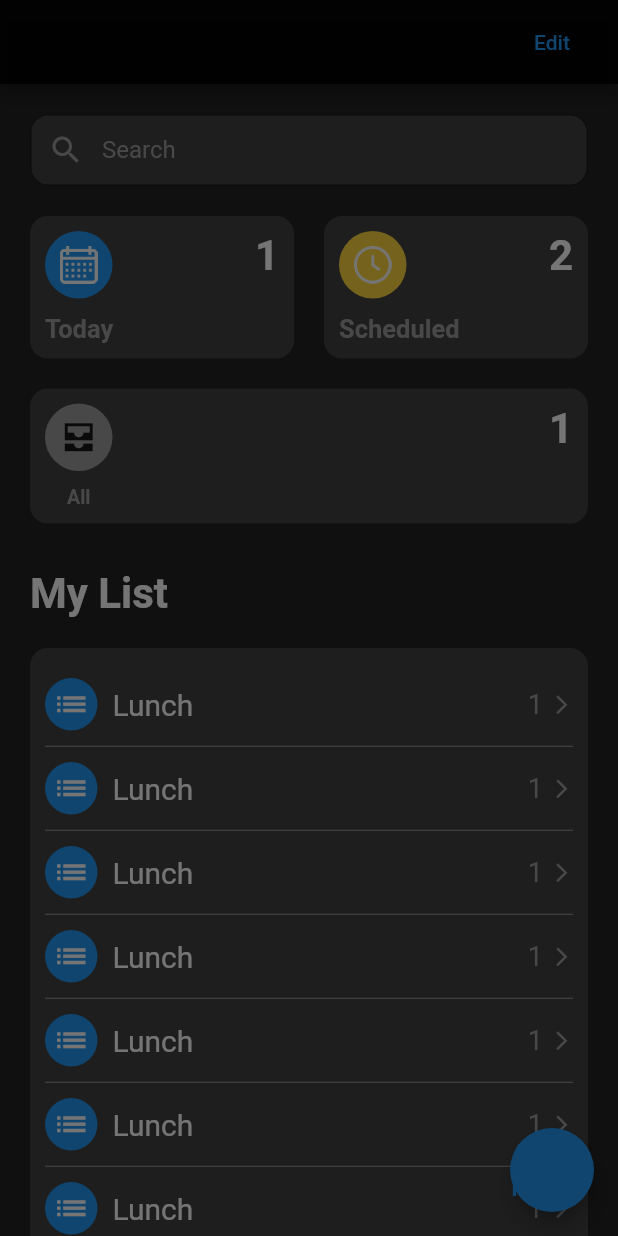
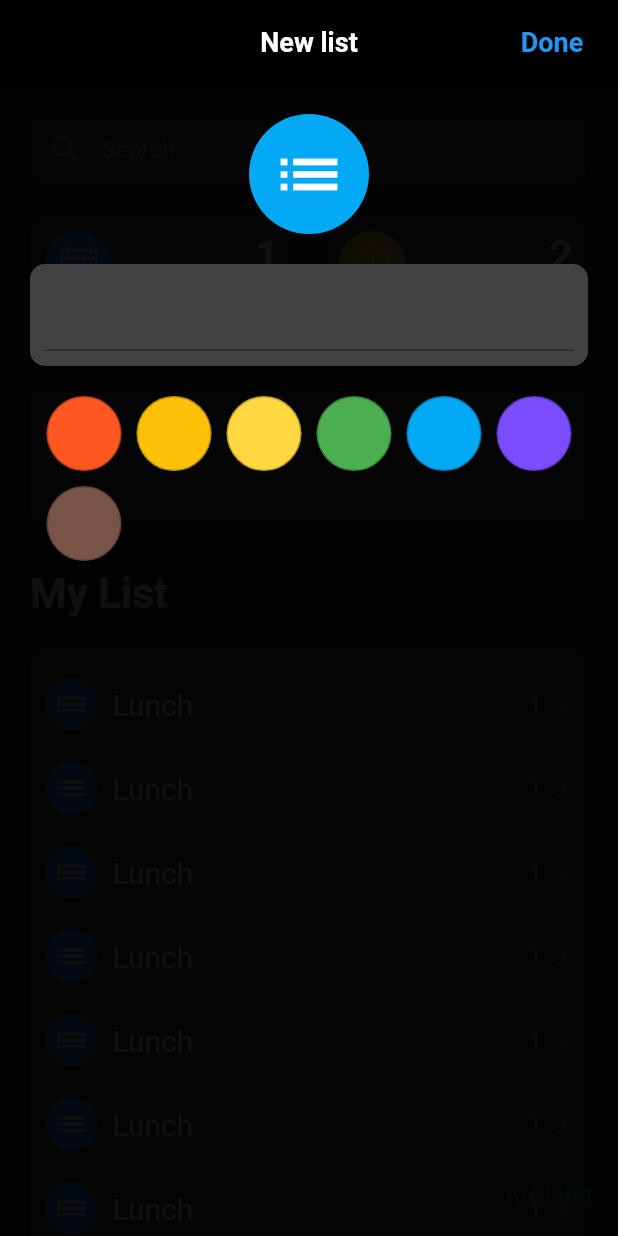
Before and after one commit to ledinhchinh1998/remender_app, a Flutter app: the screen it shows after launch, after a tap on "Add list", on a phone screen of 412 x 824 dp. Run offline on Flutter 3.47's test engine with Material 2 defaults, Android fonts, the phone set to English and light mode, and no system bars; our stand-ins replace circular_check_box, get, google_fonts, sqflite; missing offline and left inert: dart:ffi; accounts and stored records are empty.

Commit message:
screen create list

```diff
--- a/lib/home/compunent/create_list.dart
+++ b/lib/home/compunent/create_list.dart
@@ -1,4 +1,5 @@
 import 'package:flutter/material.dart';
+import 'package:remender_new/home/model/list_model.dart';
 
 class CreateListScreen extends StatefulWidget {
   @override
@@ -6,8 +7,120 @@ class CreateListScreen extends StatefulWidget {
 }
 
 class _CreateListScreenState extends State<CreateListScreen> {
+  Color colorBg = Colors.lightBlue;
+  List<Color> listColor = [
+    Colors.deepOrange,
+    Colors.amber,
+    Colors.amberAccent,
+    Colors.green,
+    Colors.lightBlue,
+    Colors.deepPurpleAccent,
+    Colors.brown
+  ];
+
+  String title = "";
+
+  Color borderColor = Colors.black26;
+
+  void doneAction() {
+    ListModel listModel = ListModel(title: title, color: colorBg.toString(), count: 0);
+  }
+
   @override
   Widget build(BuildContext context) {
-    return Container();
+    return Scaffold(
+      backgroundColor: Colors.black87,
+      appBar: AppBar(
+        backgroundColor: Colors.black87,
+        automaticallyImplyLeading: false,
+        title: Text(
+          "New list",style: TextStyle(
+          color: Colors.white,
+          fontWeight: FontWeight.bold,
+          fontSize: 18
+        ),
+        ),
+        centerTitle: true,
+        actions: [
+          FlatButton(
+            onPressed: () {},
+            child: Text(
+              "Done",
+              style: TextStyle(
+                color: Colors.blue,
+                fontSize: 18,
+                fontWeight: FontWeight.bold
+              ),
+            ),
+          )
+        ],
+      ),
+      body: Container(
+        padding: EdgeInsets.all(20),
+        width: double.infinity,
+        child: SingleChildScrollView(
+          child: Column(
+            crossAxisAlignment: CrossAxisAlignment.center,
+            children: [
+              Container(
+                decoration: BoxDecoration(
+                  color: colorBg,
+                  borderRadius: BorderRadius.circular(60)
+                ),
+                padding: EdgeInsets.all(15),
+                child: Icon(
+                  Icons.list,
+                  size: 50,
+                  color: Colors.white,
+                ),
+              ),
+              SizedBox(height: 20),
+              Container(
+                padding: EdgeInsets.all(10),
+                decoration: BoxDecoration(
+                  color: Colors.grey[800],
+                  borderRadius: BorderRadius.circular(10)
+                ),
+                child: TextField(
+                  onChanged: (value) {
+                    title = value;
+                  },
+                  style: TextStyle(
+                    color: Colors.white,
+                    fontWeight: FontWeight.bold,
+                    fontSize: 20
+                  ),
+                  decoration: InputDecoration(
+                  )
+                ),
+              ),
+              SizedBox(height: 20),
+              Wrap(
+                spacing: 10,
+                runSpacing: 10,
+                children: listColor.map((item) => GestureDetector(
+                  onTap: () {
+                    print(item.toString());
+                    colorBg = item;
+                    setState(() {
+
+                    });
+                  },
+                  child: Container(
+                    width: 50,
+                    height: 50,
+                    decoration: BoxDecoration(
+                        color: item,
+                        border: Border.all(color: borderColor),
+                        borderRadius: BorderRadius.circular(25)
+                    ),
+                  ),
+                )).toList().cast<Widget>(),
+              ),
+            ],
+          ),
+        ),
+      ),
+    );
   }
 }
--- a/lib/home/home_screen.dart
+++ b/lib/home/home_screen.dart
@@ -8,17 +8,11 @@ import 'compunent/home_section_calendar.dart';
 import 'compunent/home_section_my_list_calendar.dart';
 import 'home_controller.dart';
 
-final TextStyle styleTitleHome = TextStyle(
-    color: Colors.grey,
-    fontSize: 13,
-    fontWeight: FontWeight.bold
-);
+final TextStyle styleTitleHome =
+    TextStyle(color: Colors.grey, fontSize: 13, fontWeight: FontWeight.bold);
 
-final TextStyle styleCountScheduler = TextStyle(
-  color: Colors.white,
-  fontSize: 28,
-  fontWeight: FontWeight.bold
-);
+final TextStyle styleCountScheduler =
+    TextStyle(color: Colors.white, fontSize: 28, fontWeight: FontWeight.bold);
 
 final BoxDecoration decorationContainer = BoxDecoration(
   color: Colors.grey[800],
@@ -45,14 +39,19 @@ class _HomeScreenState extends State<HomeScreen> {
                     onTap: () {
                       controller.pushToCreateSchedule();
                     },
-                  child: SectionCalender(imgPath: "assets/calendar.png", title: "Today", count: 1, color: Colors.blue)
-                )
-            ),
+                    child: SectionCalender(
+                        imgPath: "assets/calendar.png",
+                        title: "Today",
+                        count: 1,
+                        color: Colors.blue))),
             SizedBox(width: 20),
             Flexible(
                 flex: 9,
-                child: SectionCalender(imgPath: "assets/clock.png", title: "Scheduled", count: 2, color: Colors.amberAccent)
-            )
+                child: SectionCalender(
+                    imgPath: "assets/clock.png",
+                    title: "Scheduled",
+                    count: 2,
+                    color: Colors.amberAccent))
           ],
         ),
         SizedBox(height: 20),
@@ -66,7 +65,7 @@ class _HomeScreenState extends State<HomeScreen> {
   Widget listSearch() {
     return ListView.builder(
       shrinkWrap: true,
-      itemBuilder: (context, index){
+      itemBuilder: (context, index) {
         return Icon(Icons.height);
       },
       itemCount: 1,
@@ -79,14 +78,10 @@ class _HomeScreenState extends State<HomeScreen> {
       backgroundColor: Colors.black87,
       actions: [
         FlatButton(
-          onPressed: () {
-
-          },
+          onPressed: () {},
           child: Text(
             "Edit",
-            style: TextStyle(
-              color: Colors.blue
-            ),
+            style: TextStyle(color: Colors.blue),
           ),
         )
       ],
@@ -97,21 +92,14 @@ class _HomeScreenState extends State<HomeScreen> {
   Widget build(BuildContext context) {
     return GetBuilder(
       init: HomeController(),
-      builder: (_){
+      builder: (_) {
         return Scaffold(
           backgroundColor: Colors.black87,
           appBar: _.focusNode.hasFocus ? null : appBar(),
-            floatingActionButton: FloatingActionButton(
-              onPressed: () {
-                Get.bottomSheet(CreateListScreen());
-              },
-              child: Text(
-                "Add list",style: TextStyle(
-                color: Colors.blue,
-                fontSize: 18
-              ),
-              ),
-            ),
+          floatingActionButton: GestureDetector(
+              onTap: () => Get.bottomSheet(CreateListScreen(), isScrollControlled: true),
+              child: Text("Add list",
+                  style: TextStyle(color: Colors.blue, fontSize: 18))),
           body: GestureDetector(
             onTap: () {
               FocusScope.of(context).requestFocus(FocusNode());
@@ -121,13 +109,13 @@ class _HomeScreenState extends State<HomeScreen> {
               scrollDirection: Axis.vertical,
               padding: EdgeInsets.all(20),
               children: [
-                  SizedBox(
-                      height: _.focusNode.hasFocus ? 20 : 0
-                  ),
-                  SearchBar(controller: _.textController,
-                      onTextChange: (x) => _.onTextChange(x), nodeFocus: _.focusNode),
+                SizedBox(height: _.focusNode.hasFocus ? 20 : 0),
+                SearchBar(
+                    controller: _.textController,
+                    onTextChange: (x) => _.onTextChange(x),
+                    nodeFocus: _.focusNode),
                 SizedBox(height: 20),
-                  Obx((){
+                Obx(() {
                   return controller.isEmpty.value ? test() : listSearch();
                 })
               ],
--- /dev/null
+++ b/lib/home/model/list_model.dart
@@ -0,0 +1,10 @@
+
+
+class ListModel {
+  String color;
+  String title;
+  int id;
+  int count;
+
+  ListModel({this.color, this.title, this.id, this.count});
+}
```
Lines whose indentation alone changed are shown as unchanged.
